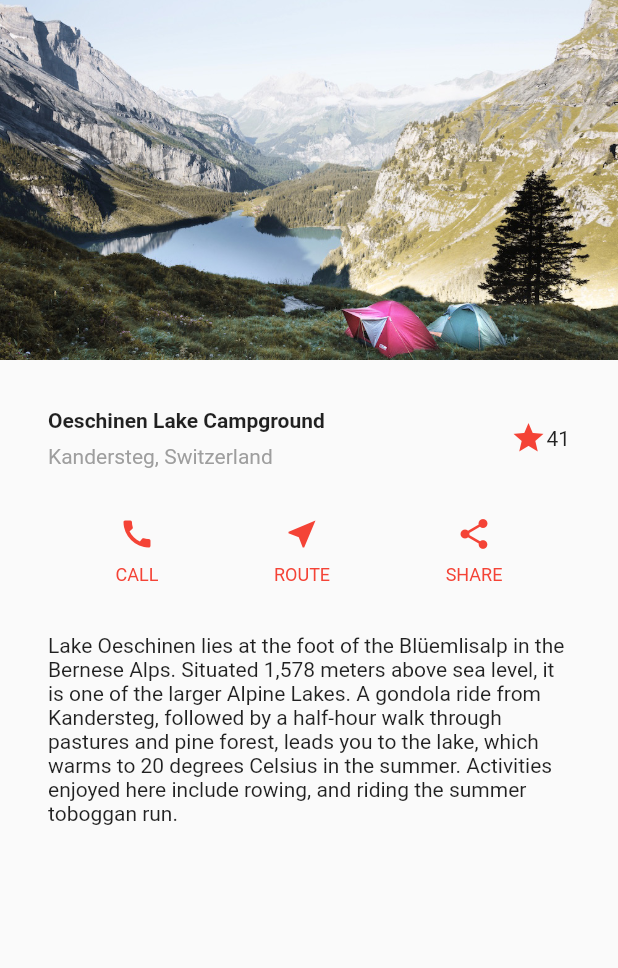
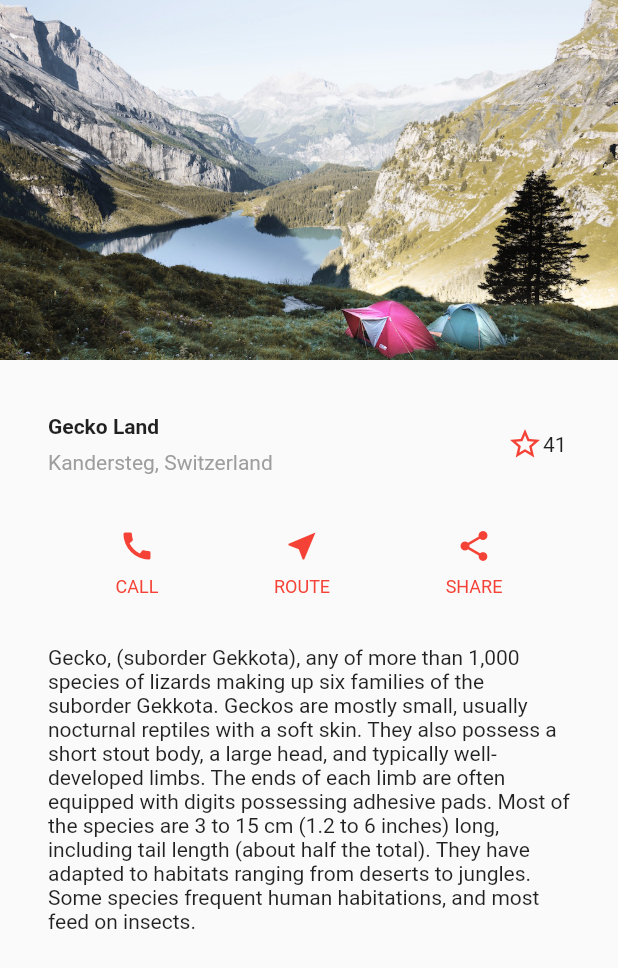
Before and after one commit to lim6112j/gecko-app-flutter, a Flutter app: the screen it shows after launch, on a phone screen of 412 x 824 dp. Shown: the top 968 px of the screen. Run offline on Flutter 3.47's test engine with Material 2 defaults, Android fonts, the phone set to English and light mode, and no system bars; missing offline and left inert: graphview.

Commit message:
add favorite start

```diff
--- /dev/null
+++ b/lib/favoitestar.dart
@@ -0,0 +1,48 @@
+import 'package:flutter/material.dart';
+class FavoriteWidget extends StatefulWidget {
+  @override
+  _FavoriteWidgetState createState() => _FavoriteWidgetState();
+}
+
+class _FavoriteWidgetState extends State<FavoriteWidget> {
+  bool _isFavorited = false;
+  int _favoriteCount = 41;
+  @override
+  Widget build(BuildContext context) {
+    return Row(
+      mainAxisSize: MainAxisSize.min,
+      children: [
+        Container(
+          padding: const EdgeInsets.all(0),
+          child: IconButton(
+            padding: const EdgeInsets.all(0),
+            alignment: Alignment.centerRight,
+            icon: (_isFavorited
+              ? const Icon(Icons.star)
+              : const Icon(Icons.star_border)
+            ),
+            color: Colors.red[500],
+            onPressed: _toggleFavorite,
+
+          ),
+        ),
+        SizedBox(
+          width: 18,
+          child: SizedBox(child: Text('$_favoriteCount'),)
+        ),
+      ],
+    );
+  }
+
+  void _toggleFavorite() {
+    setState(() {
+        if (_isFavorited) {
+          _favoriteCount -= 1;
+          _isFavorited = false;
+        } else {
+          _favoriteCount += 1;
+          _isFavorited = true;
+        }
+    });
+  }
+}
--- a/lib/homepage.dart
+++ b/lib/homepage.dart
@@ -1,4 +1,5 @@
 import 'package:flutter/material.dart';
+import 'favoitestar.dart';
 class HomePage extends StatefulWidget {
 
   HomePage({Key? key, required this.title}) : super(key: key);
@@ -23,7 +24,7 @@ class _HomePageState extends State<HomePage> {
                 Container(
                   padding: const EdgeInsets.only(bottom: 8),
                   child: const Text(
-                    'Oeschinen Lake Campground',
+                    'Gecko Land',
                     style: TextStyle(
                       fontWeight: FontWeight.bold,
                     ),
@@ -39,11 +40,7 @@ class _HomePageState extends State<HomePage> {
             ),
           ),
           /*3*/
-          Icon(
-            Icons.star,
-            color: Colors.red[500],
-          ),
-          const Text('41'),
+          FavoriteWidget(),
         ],
       ),
     );
@@ -60,17 +57,12 @@ class _HomePageState extends State<HomePage> {
     Widget textSection = const Padding(
       padding: EdgeInsets.all(32),
       child: Text(
-        'Lake Oeschinen lies at the foot of the Blüemlisalp in the Bernese '
-        'Alps. Situated 1,578 meters above sea level, it is one of the '
-        'larger Alpine Lakes. A gondola ride from Kandersteg, followed by a '
-        'half-hour walk through pastures and pine forest, leads you to the '
-        'lake, which warms to 20 degrees Celsius in the summer. Activities '
-        'enjoyed here include rowing, and riding the summer toboggan run.',
+        'Gecko, (suborder Gekkota), any of more than 1,000 species of lizards making up six families of the suborder Gekkota. Geckos are mostly small, usually nocturnal reptiles with a soft skin. They also possess a short stout body, a large head, and typically well-developed limbs. The ends of each limb are often equipped with digits possessing adhesive pads. Most of the species are 3 to 15 cm (1.2 to 6 inches) long, including tail length (about half the total). They have adapted to habitats ranging from deserts to jungles. Some species frequent human habitations, and most feed on insects.',
         softWrap: true,
       ),
     );
     return Scaffold(
-      body: Column(
+      body: ListView(
         children: [
           Image.asset(
             'images/lake.jpeg',
```
